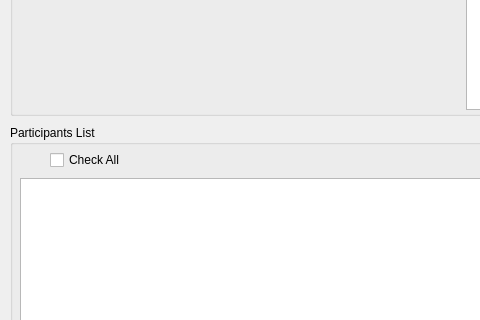
CCC-members/EEG_ArtifacRejection, file guide/Participants.ui: the form before one commit; both pictures show x 0 to 480 and y 85 to 405 of the 883 by 723 pixel window.
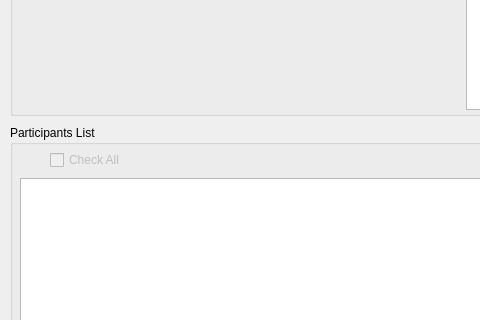
The form after the commit. Icons and pictures are not drawn.

The edit to the form file:
```diff
--- a/guide/Participants.ui
+++ b/guide/Participants.ui
@@ -169,6 +169,9 @@
     </property>
    </widget>
    <widget class="QCheckBox" name="checkBoxAll">
+    <property name="enabled">
+     <bool>false</bool>
+    </property>
     <property name="geometry">
      <rect>
       <x>40</x>
```
